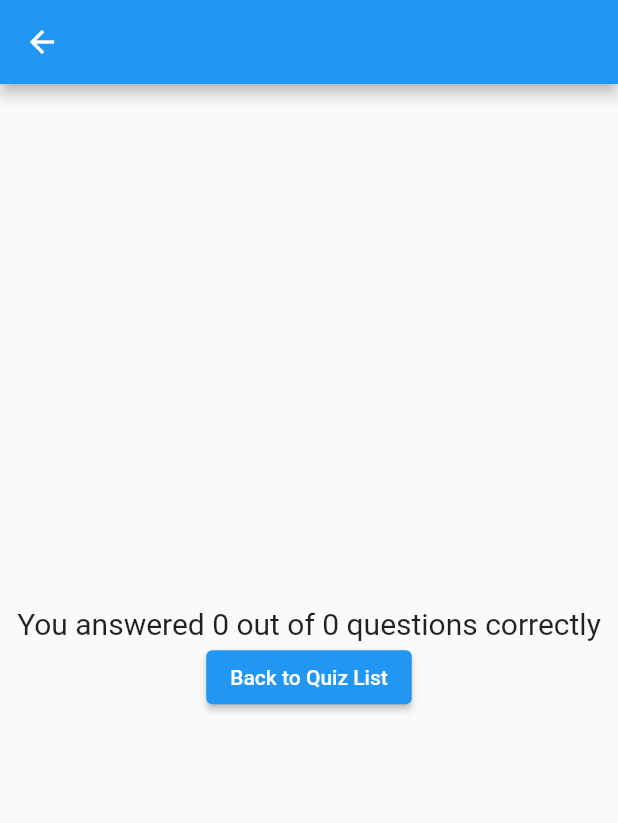
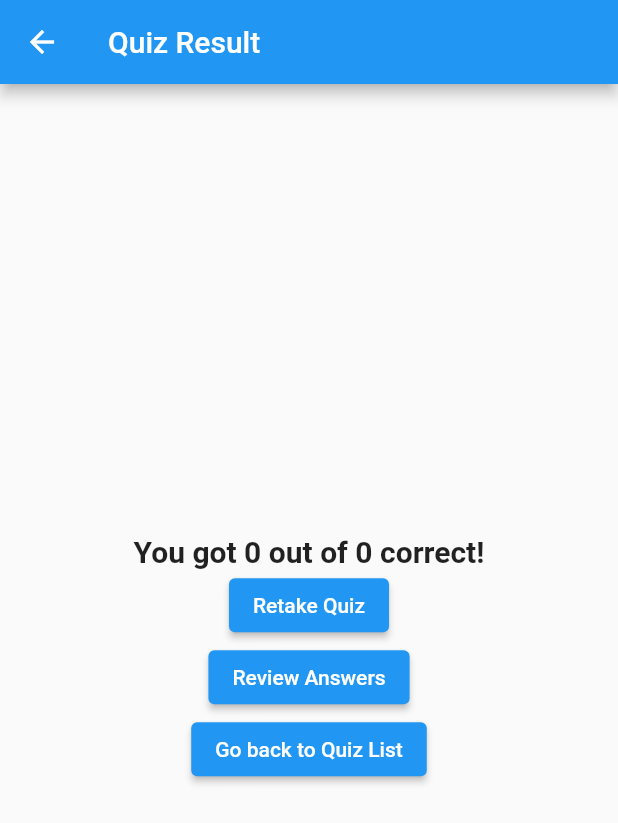
Before and after one commit to HiepHT411/quizServerSide, a Flutter app: the QuizResultScreen screen opened directly with empty values, on a phone screen of 412 x 824 dp. Shown: the top 823 px of the screen. Run offline on Flutter 3.47's test engine with Material 2 defaults, Android fonts, the phone set to English and light mode, and no system bars; our stand-ins replace shared_preferences; accounts and stored records are empty.

Commit message:
quiz review

```diff
--- a/goquiz_ui/lib/constants/app_routes.dart
+++ b/goquiz_ui/lib/constants/app_routes.dart
@@ -7,4 +7,5 @@ class AppRoutes {
   static const String questionDetail = 'questionDetail';
   static const String questionForm = 'questionForm';
   static const String quizResult = 'quizResult';
+  static const String quizReview = 'quizReview';
 }
--- a/goquiz_ui/lib/views/quiz/quiz_play_screen.dart
+++ b/goquiz_ui/lib/views/quiz/quiz_play_screen.dart
@@ -24,7 +24,6 @@ class _QuizPlayScreenState extends State<QuizPlayScreen> {
     super.initState();
   }
 
-  // add some kind of feedback that there is another question, and the number of questions and answered questions
   @override
   Widget build(BuildContext context) {
     return Scaffold(
@@ -47,7 +46,7 @@ class _QuizPlayScreenState extends State<QuizPlayScreen> {
           ElevatedButton(
               onPressed: () {
                 Navigator.pushReplacementNamed(context, AppRoutes.quizResult,
-                    arguments: _resultCalculator.calculateResult());
+                    arguments: _resultCalculator);
               },
               child: const Text("Submit Quiz"))
         ],
--- a/goquiz_ui/lib/views/quiz/quiz_result_screen.dart
+++ b/goquiz_ui/lib/views/quiz/quiz_result_screen.dart
@@ -3,11 +3,12 @@ import 'dart:developer';
 import 'package:flutter/material.dart';
 import 'package:goquiz_ui/constants/app_routes.dart';
 import 'package:goquiz_ui/models/quiz_result.dart';
+import 'package:goquiz_ui/providers/result_calculator.dart';
 
 class QuizResultScreen extends StatefulWidget {
-  final QuizResult quizResult;
+  final ResultCalculator resultCalculator;
 
-  const QuizResultScreen({Key? key, required this.quizResult})
+  const QuizResultScreen({Key? key, required this.resultCalculator})
       : super(key: key);
 
   @override
@@ -19,32 +20,51 @@ class _QuizResultScreenState extends State<QuizResultScreen> {
 
   @override
   void initState() {
-    _quizResult = widget.quizResult;
     super.initState();
+    _quizResult = widget.resultCalculator.calculateResult();
   }
 
   @override
   Widget build(BuildContext context) {
     return Scaffold(
       appBar: AppBar(
-        title: Text(_quizResult.quiz.title),
+        title: const Text("Quiz Result"),
       ),
-      body: Center(
+      body: Column(
+        children: [
+          Expanded(
+            child: Center(
               child: Column(
                 mainAxisAlignment: MainAxisAlignment.center,
                 children: [
                   Text(
-              "You answered ${_quizResult.correctAnswers} out of ${_quizResult.totalQuestions} questions correctly",
-              style: const TextStyle(fontSize: 20),
-            ),
+                      'You got ${_quizResult.correctAnswers} out of ${_quizResult.totalQuestions} correct!',
+                      style: const TextStyle(
+                          fontSize: 20, fontWeight: FontWeight.bold)),
+                  ElevatedButton(
+                      onPressed: () {
+                        Navigator.pushReplacementNamed(
+                            context, AppRoutes.quizPlay,
+                            arguments: widget.resultCalculator.quiz);
+                      },
+                      child: const Text("Retake Quiz")),
+                  ElevatedButton(
+                      onPressed: () {
+                        Navigator.pushNamed(context, AppRoutes.quizReview,
+                            arguments: widget.resultCalculator);
+                      },
+                      child: const Text("Review Answers")),
                   ElevatedButton(
                       onPressed: () {
                         Navigator.of(context).pushNamedAndRemoveUntil(
                             AppRoutes.quizList, (route) => false);
                       },
-                child: const Text("Back to Quiz List"))
+                      child: const Text("Go back to Quiz List")),
                 ],
               ),
+            ),
+          ),
+        ],
       ),
     );
   }
```
Also changed, not shown: goquiz_ui/lib/main.dart (+7 -2 lines), goquiz_ui/lib/models/quiz.dart (+9 -0 lines), goquiz_ui/lib/views/quiz/quiz_review_screen.dart (added, +187 -0 lines). Lines whose indentation alone changed are shown as unchanged.
